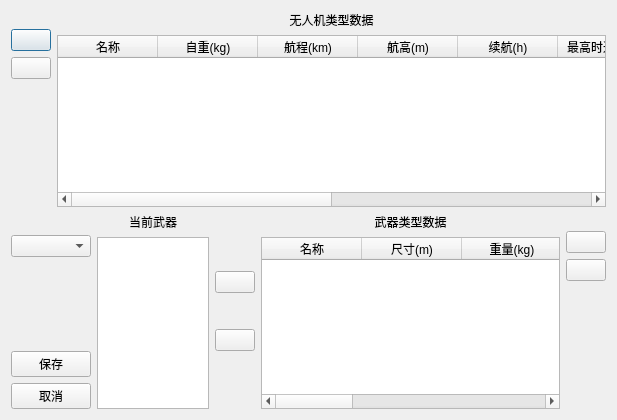
Above: UAV/UAVServer/dialog/uavtypedatadialog.ui from zt900403/UAV before the change. Below: the same form after it.
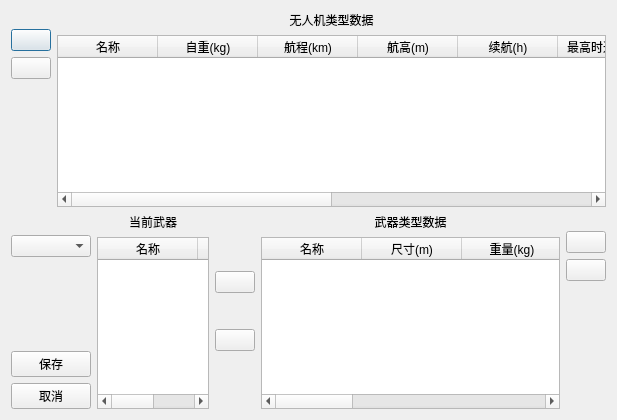
That is the form after the change. Icons and pictures are not drawn.

```diff
--- a/UAV/UAVServer/dialog/uavtypedatadialog.ui
+++ b/UAV/UAVServer/dialog/uavtypedatadialog.ui
@@ -212,7 +212,18 @@
         </widget>
        </item>
        <item>
-        <widget class="QTableWidget" name="tableWidget_2"/>
+        <widget class="QTableWidget" name="currentWeaponTableWidget">
+         <column>
+          <property name="text">
+           <string>名称</string>
+          </property>
+         </column>
+         <column>
+          <property name="text">
+           <string>数量</string>
+          </property>
+         </column>
+        </widget>
        </item>
       </layout>
      </item>
```
Left out of the diff: 4 changed lines with no effect on the pictures.
